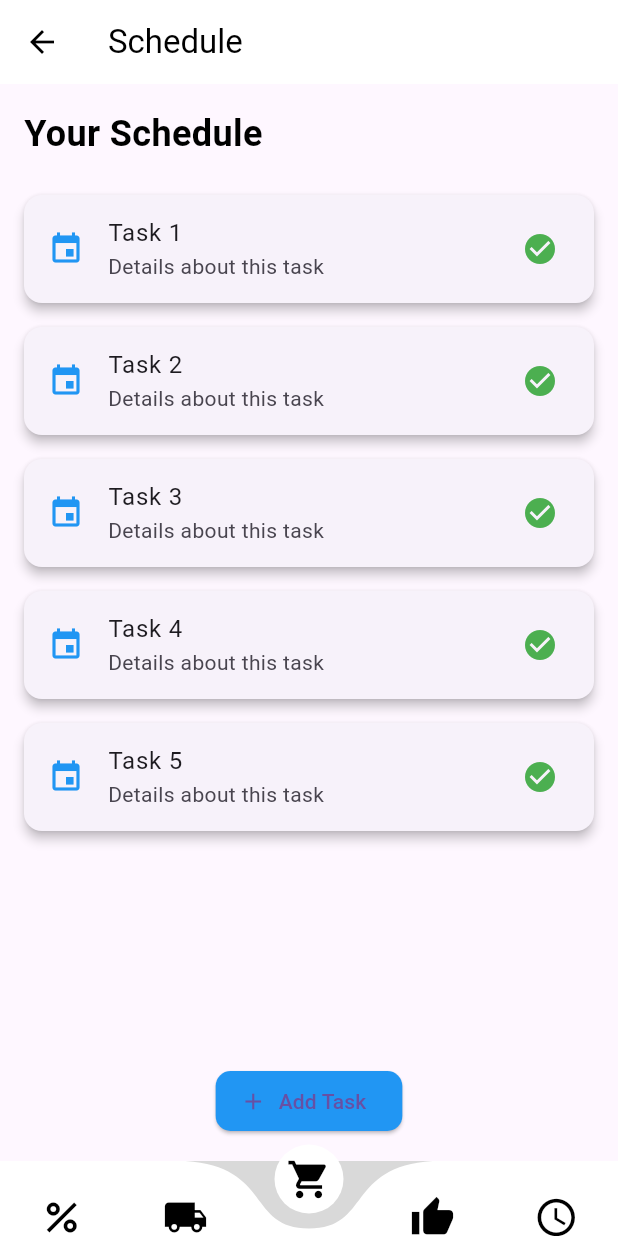
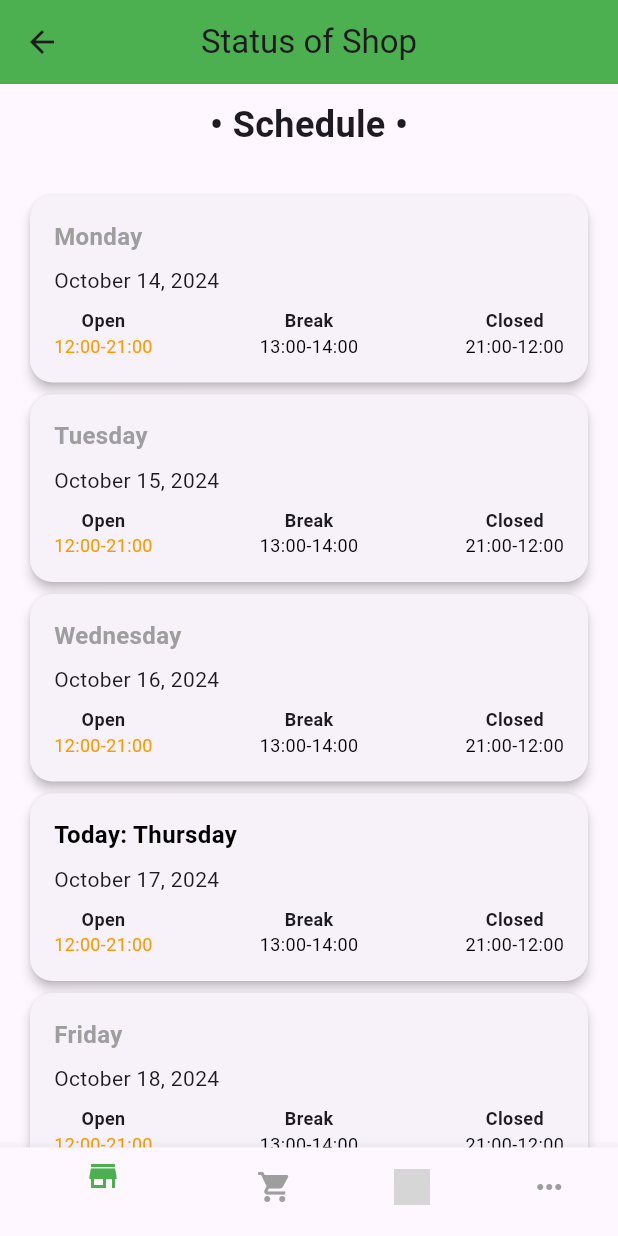
Before and after one commit to UCADevvCllub/canteen, a Flutter app: the SchedulePage screen opened directly, on a phone screen of 412 x 824 dp. Run offline on Flutter 3.47's test engine with Material 3 defaults, Android fonts, the phone set to English and light mode, and no system bars; drawn by our look-alikes of curved_navigation_bar; our stand-ins replace auto_route, cloud_firestore, firebase_auth, firebase_core, get_it; accounts and stored records are empty; grey boxes are pictures that could not be loaded.

Commit message:
schedule page added

```diff
--- a/lib/presentation/pages/auth/login_page.dart
+++ b/lib/presentation/pages/auth/login_page.dart
@@ -57,7 +57,7 @@ class _LoginPageState extends State<LoginPage> {
                     },
                     controller: emailController,
                     icon: Icons.email,
-                    validator: FormValidators.validateEmail,
+                    // validator: FormValidators.validateEmail,
                   ),
                   const SizedBox(height: 20),
                   AppTextFormField(
--- a/lib/presentation/pages/auth/signup_page.dart
+++ b/lib/presentation/pages/auth/signup_page.dart
@@ -1,10 +1,8 @@
-
-import 'package:canteen/presentation/screens/home/schedule.dart';
+import 'package:canteen/presentation/pages/home/schedule.dart';
 import 'package:canteen/presentation/widgets/app_button.dart';
 import 'package:flutter/material.dart';
 import 'package:canteen/presentation/widgets/role_dropdown.dart'; // Import the new dropdown file
 import '../../widgets/app_text_form_field.dart';
-import "../../screens/home/products_page.dart";
 import 'package:auto_route/annotations.dart';
 import 'package:auto_route/auto_route.dart';
 import 'package:canteen/core/validators.dart';
@@ -41,7 +39,8 @@ class _SignUpPageState extends State<SignUpPage> {
         ),
         child: Padding(
           padding: const EdgeInsets.all(20.0),
-          child: Form( // Оборачиваем в Form
+          child: Form(
+            // Оборачиваем в Form
             key: _formKey, // Передаем ключ формы
             child: Column(
               mainAxisAlignment: MainAxisAlignment.center,
@@ -53,7 +52,6 @@ class _SignUpPageState extends State<SignUpPage> {
                     fontSize: 24,
                     fontWeight: FontWeight.bold,
                     color: Colors.white,
-                  ),
                   ),
                 ),
                 const SizedBox(height: 20),
@@ -95,9 +93,15 @@ class _SignUpPageState extends State<SignUpPage> {
                         const SnackBar(content: Text('Please select a role')),
                       );
                     } else {
+                      // Переход на экран SchedulePage
+                      Navigator.push(
+                        context,
+                        MaterialPageRoute(builder: (context) => SchedulePage()),
+                      );
                     }
                   },
                 ),
+
                 const Spacer(),
                 TextButton(
                   onPressed: () {
@@ -109,6 +113,7 @@ class _SignUpPageState extends State<SignUpPage> {
             ),
           ),
         ),
+      ),
     );
   }
 }
--- /dev/null
+++ b/lib/presentation/pages/home/schedule.dart
@@ -0,0 +1,196 @@
+import 'package:flutter/material.dart';
+import 'package:canteen/presentation/widgets/navigation_bar.dart'; // Подключаем путь к NavigationBar
+
+import 'package:flutter/material.dart';
+
+class SchedulePage extends StatefulWidget {
+  const SchedulePage({super.key});
+
+  @override
+  _SchedulePageState createState() => _SchedulePageState();
+}
+
+class _SchedulePageState extends State<SchedulePage> {
+  String status = ''; // Статус ("Open", "Break", "Closed")
+
+  final List<Map<String, String>> weeklySchedule = [
+    {"day": "Monday", "date": "October 14, 2024"},
+    {"day": "Tuesday", "date": "October 15, 2024"},
+    {"day": "Wednesday", "date": "October 16, 2024"},
+    {"day": "Today: Thursday", "date": "October 17, 2024"},
+    {"day": "Friday", "date": "October 18, 2024"},
+    {"day": "Saturday", "date": "October 19, 2024"},
+    {"day": "Sunday", "date": "October 20, 2024"},
+  ];
+
+  Future<void> _onRefresh() async {
+    // Имитация обновления данных (2 секунды)
+    await Future.delayed(Duration(seconds: 2));
+
+    // Меняем статус (цикл между Open, Break и Closed)
+    setState(() {
+      if (status == '' || status == 'Closed') {
+        status = 'Open';
+      } else if (status == 'Open') {
+        status = 'Break';
+      } else if (status == 'Break') {
+        status = 'Closed';
+      }
+    });
+  }
+
+  @override
+  Widget build(BuildContext context) {
+    return Scaffold(
+      appBar: AppBar(
+        title: Text('Status of Shop'),
+        centerTitle: true,
+        backgroundColor: Colors.green,
+      ),
+      body: RefreshIndicator(
+        onRefresh: _onRefresh,
+        child: Column(
+          children: [
+            if (status.isNotEmpty)
+              Container(
+                color: Colors.green,
+                padding: EdgeInsets.all(20),
+                child: Center(
+                  child: Container(
+                    padding: EdgeInsets.symmetric(horizontal: 20, vertical: 10),
+                    decoration: BoxDecoration(
+                      color: _getStatusColor(),
+                      borderRadius: BorderRadius.circular(50),
+                    ),
+                    child: Text(
+                      status,
+                      style: TextStyle(
+                        fontSize: 24,
+                        fontWeight: FontWeight.bold,
+                        color: Colors.white,
+                      ),
+                    ),
+                  ),
+                ),
+              ),
+            Container(
+              padding: EdgeInsets.symmetric(vertical: 10),
+              child: Text(
+                '• Schedule •',
+                style: TextStyle(
+                  fontSize: 24,
+                  fontWeight: FontWeight.bold,
+                ),
+              ),
+            ),
+            Expanded(
+              child: ListView.builder(
+                padding: EdgeInsets.all(16),
+                itemCount: weeklySchedule.length,
+                itemBuilder: (context, index) {
+                  final day = weeklySchedule[index]['day']!;
+                  final date = weeklySchedule[index]['date']!;
+                  return _buildScheduleCard(day, date);
+                },
+              ),
+            ),
+            BottomNavigationBar(
+              items: [
+                BottomNavigationBarItem(
+                  icon: Icon(Icons.store),
+                  label: '',
+                ),
+                BottomNavigationBarItem(
+                  icon: Icon(Icons.shopping_cart),
+                  label: '',
+                ),
+                BottomNavigationBarItem(
+                  icon: Image.asset(
+                    'assets/icons/recommendation.png',
+                    width: 24,
+                    height: 24,
+                  ),
+                  label: '',
+                ),
+                BottomNavigationBarItem(
+                  icon: Icon(Icons.more_horiz),
+                  label: '',
+                ),
+              ],
+              selectedItemColor: Colors.green,
+              unselectedItemColor: Colors.grey,
+            ),
+          ],
+        ),
+      ),
+    );
+  }
+
+  Widget _buildScheduleCard(String day, String date) {
+    return Card(
+      elevation: 3,
+      shape: RoundedRectangleBorder(borderRadius: BorderRadius.circular(15)),
+      child: Padding(
+        padding: const EdgeInsets.all(16.0),
+        child: Column(
+          crossAxisAlignment: CrossAxisAlignment.start,
+          children: [
+            Text(
+              day,
+              style: TextStyle(
+                fontSize: 16,
+                fontWeight: FontWeight.bold,
+                color: day.startsWith('Today') ? Colors.black : Colors.grey,
+              ),
+            ),
+            SizedBox(height: 8),
+            Text(
+              date,
+              style: TextStyle(fontSize: 14),
+            ),
+            SizedBox(height: 8),
+            Row(
+              mainAxisAlignment: MainAxisAlignment.spaceBetween,
+              children: [
+                _buildTimeDetail('Open', '12:00-21:00', Colors.orange),
+                _buildTimeDetail('Break', '13:00-14:00', Colors.black),
+                _buildTimeDetail('Closed', '21:00-12:00', Colors.black),
+              ],
+            ),
+          ],
+        ),
+      ),
+    );
+  }
+
+  Widget _buildTimeDetail(String label, String time, Color color) {
+    return Column(
+      children: [
+        Text(
+          label,
+          style: TextStyle(fontSize: 12, fontWeight: FontWeight.bold),
+        ),
+        Text(
+          time,
+          style: TextStyle(
+            fontSize: 12,
+            color: color,
+          ),
+        ),
+      ],
+    );
+  }
+
+  Color _getStatusColor() {
+    switch (status) {
+      case 'Open':
+        return Colors.orange;
+      case 'Break':
+        return Colors.brown;
+      case 'Closed':
+        return Colors.green;
+      default:
+        return Colors.transparent;
+    }
+  }
+}
--- a/lib/presentation/screens/home/schedule.dart
+++ /dev/null
@@ -1,98 +0,0 @@
-import 'package:flutter/material.dart';
-import 'package:canteen/presentation/widgets/navigation_bar.dart'; // Подключаем путь к NavigationBar
-
-class SchedulePage extends StatelessWidget {
-  const SchedulePage({super.key});
-
-  @override
-  Widget build(BuildContext context) {
-    return Scaffold(
-      appBar: AppBar(
-        title: const Text(
-          'Schedule',
-          style: TextStyle(color: Colors.black),
-        ),
-        backgroundColor: Colors.white,
-        elevation: 0,
-        iconTheme: const IconThemeData(color: Colors.black),
-      ),
-      body: Padding(
-        padding: const EdgeInsets.all(16.0),
-        child: Column(
-          crossAxisAlignment: CrossAxisAlignment.start,
-          children: [
-            // Заголовок страницы
-            const Text(
-              'Your Schedule',
-              style: TextStyle(
-                fontSize: 24,
-                fontWeight: FontWeight.bold,
-                color: Colors.black,
-              ),
-            ),
-            const SizedBox(height: 16),
-
-            // Список расписания
-            Expanded(
-              child: ListView.builder(
-                itemCount: 5, // Пример: 5 задач
-                itemBuilder: (context, index) {
-                  return Card(
-                    elevation: 3,
-                    margin: const EdgeInsets.symmetric(vertical: 8),
-                    child: ListTile(
-                      leading: const Icon(
-                        Icons.event,
-                        color: Colors.blue,
-                      ),
-                      title: Text('Task ${index + 1}'),
-                      subtitle: const Text('Details about this task'),
-                      trailing: const Icon(Icons.check_circle, color: Colors.green),
-                    ),
-                  );
-                },
-              ),
-            ),
-
-            // Кнопка добавления новой задачи
-            Center(
-              child: ElevatedButton.icon(
-                onPressed: () {
-                  // Логика для добавления новой задачи
-                },
-                icon: const Icon(Icons.add),
-                label: const Text('Add Task'),
-                style: ElevatedButton.styleFrom(
-                  backgroundColor: Colors.blue,
-                  shape: RoundedRectangleBorder(
-                    borderRadius: BorderRadius.circular(10),
-                  ),
-                ),
-              ),
-            ),
-          ],
-        ),
-      ),
-      // Навигационная панель
-      bottomNavigationBar: AppNavigationBar(
-        currentIndex: 2, // Индекс для Schedule Page (например, 2)
-        onTap: (int index) {
-          // Логика перехода между страницами
-          switch (index) {
-            case 0:
-              Navigator.pushNamed(context, '/home'); // Переход на HomePage
-              break;
-            case 1:
-              Navigator.pushNamed(context, '/products'); // Переход на ProductsPage
-              break;
-            case 2:
-            // Ничего не делаем, т.к. уже на SchedulePage
-              break;
-            default:
-              break;
-          }
-        },
-      ),
-    );
-  }
-}
```
Also changed, not shown: lib/presentation/navigation/app_router.gr.dart (added), lib/presentation/pages/home/debts.dart (renamed from lib/presentation/screens/home/debts.dart), lib/presentation/pages/home/delivery.dart (renamed from lib/presentation/screens/home/delivery.dart), lib/presentation/pages/home/home_page.dart (renamed from lib/presentation/pages/home_page.dart), lib/presentation/pages/home/products_page.dart (renamed from lib/presentation/screens/home/products_page.dart), lib/presentation/pages/home/recommendations.dart (added), pubspec.lock (added), 10 other files. Lines whose indentation alone changed are shown as unchanged.
